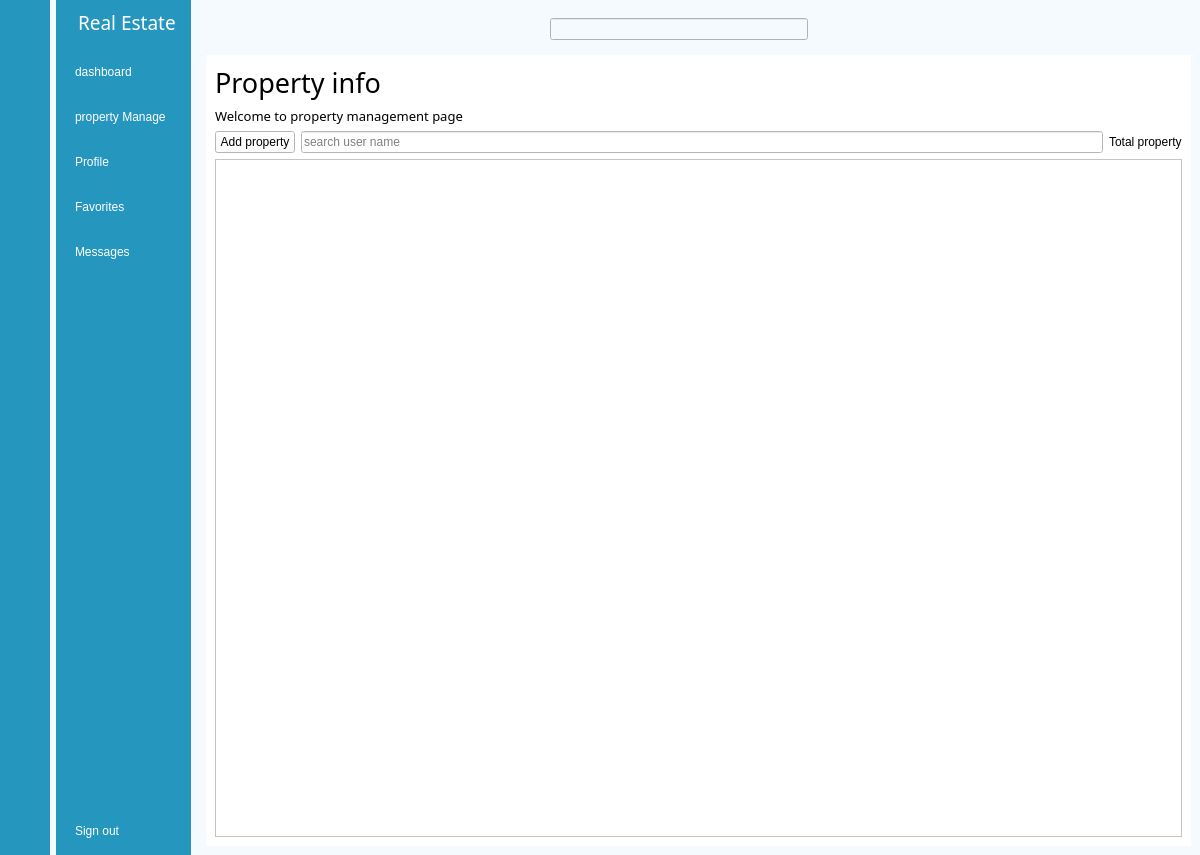
Qt form AgentMenu.ui (EricLi0473/CSIT314) before a commit.
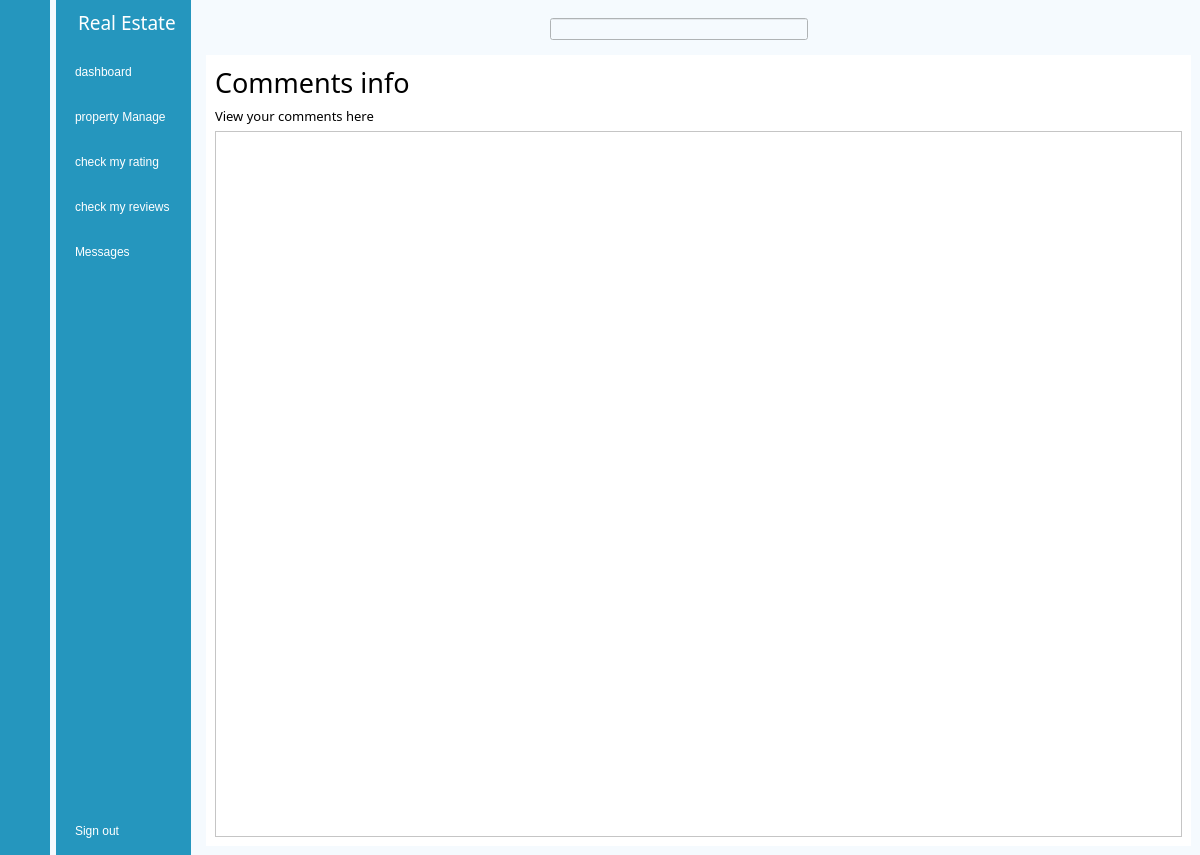
The same form after that commit. Icons and pictures are not drawn. Custom widgets are drawn as their Qt base class.

Patch:
```diff
--- a/AgentMenu.ui
+++ b/AgentMenu.ui
@@ -308,7 +308,7 @@
           <string notr="true">background-color: rgb(255, 255, 255);</string>
          </property>
          <property name="currentIndex">
-          <number>1</number>
+          <number>3</number>
          </property>
          <widget class="QWidget" name="page_dashborad">
           <widget class="TitleLabel" name="TitleLabel">
@@ -411,20 +411,46 @@
          <widget class="QWidget" name="page_profile">
           <layout class="QVBoxLayout" name="verticalLayout_6"/>
          </widget>
-         <widget class="QWidget" name="page_favorites">
-          <widget class="TitleLabel" name="TitleLabel_4">
-           <property name="geometry">
-            <rect>
-             <x>270</x>
-             <y>140</y>
-             <width>123</width>
-             <height>38</height>
-            </rect>
-           </property>
-           <property name="text">
-            <string>Favorites</string>
-           </property>
-          </widget>
+         <widget class="QWidget" name="page_review">
+          <layout class="QVBoxLayout" name="verticalLayout_11">
+           <item>
+            <layout class="QVBoxLayout" name="verticalLayout_10">
+             <item>
+              <widget class="QLabel" name="label_8">
+               <property name="font">
+                <font>
+                 <family>PT Root UI Bold</family>
+                 <pointsize>20</pointsize>
+                 <italic>false</italic>
+                 <underline>false</underline>
+                </font>
+               </property>
+               <property name="text">
+                <string>Comments info</string>
+               </property>
+              </widget>
+             </item>
+             <item>
+              <widget class="QLabel" name="label_9">
+               <property name="font">
+                <font>
+                 <family>PT Root UI Bold</family>
+                 <pointsize>10</pointsize>
+                 <italic>false</italic>
+                 <underline>false</underline>
+                </font>
+               </property>
+               <property name="text">
+                <string>View your comments here</string>
+               </property>
+              </widget>
+             </item>
+             <item>
+              <widget class="RoundListWidget" name="RoundListWidget_2"/>
+             </item>
+            </layout>
+           </item>
+          </layout>
          </widget>
          <widget class="QWidget" name="page_messages">
           <widget class="TitleLabel" name="TitleLabel_5">
@@ -559,7 +585,7 @@
          <item>
           <widget class="QPushButton" name="btn_profile2">
            <property name="text">
-            <string>Profile</string>
+            <string>check my rating</string>
            </property>
            <property name="icon">
             <iconset resource="res.qrc">
@@ -577,7 +603,7 @@
          <item>
           <widget class="QPushButton" name="btn_favorites2">
            <property name="text">
-            <string>Favorites</string>
+            <string>check my reviews</string>
            </property>
            <property name="icon">
             <iconset resource="res.qrc">
@@ -684,6 +710,16 @@
    <extends>LineEdit</extends>
    <header>qfluentwidgets</header>
   </customwidget>
+  <customwidget>
+   <class>ListWidget</class>
+   <extends>QListWidget</extends>
+   <header>qfluentwidgets</header>
+  </customwidget>
+  <customwidget>
+   <class>RoundListWidget</class>
+   <extends>ListWidget</extends>
+   <header>qfluentwidgetspro</header>
+  </customwidget>
  </customwidgets>
  <resources>
   <include location="res.qrc"/>
```
Left out of the diff: 42 changed lines with no effect on the pictures.
